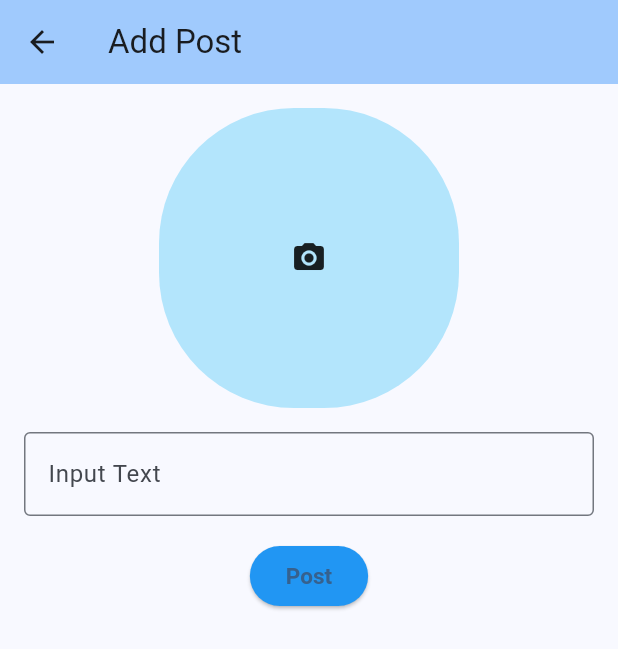
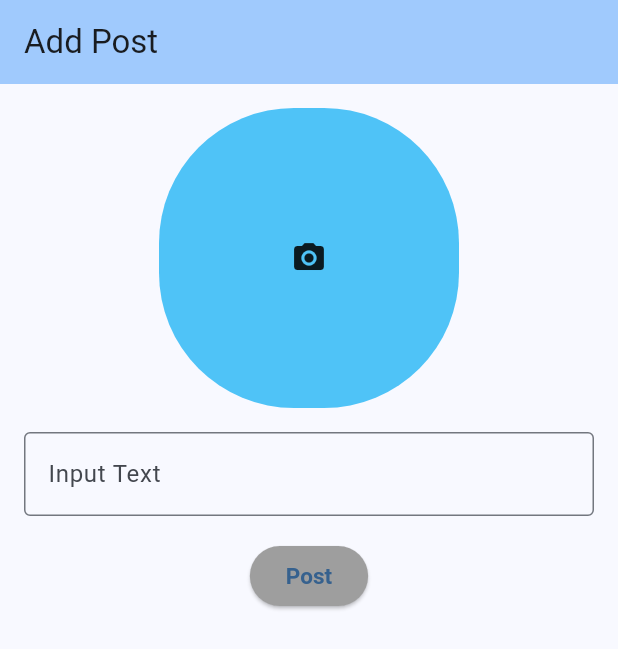
Before and after one commit to ChintyaLyra/fasum-1, a Flutter app: the screen it shows once a user with an empty profile is signed in, after a tap on the "add" icon, on a phone screen of 412 x 824 dp. Shown: the top 649 px of the screen. Run offline on Flutter 3.47's test engine with Material 3 defaults, Android fonts, the phone set to English and light mode, and no system bars; our stand-ins replace cloud_firestore, firebase_auth, firebase_core, firebase_database, firebase_storage, google_sign_in and 1 more; accounts and stored records are empty.

Commit message:
home screen

```diff
--- a/lib/screens/home_screen.dart
+++ b/lib/screens/home_screen.dart
@@ -1,10 +1,20 @@
+import 'package:cloud_firestore/cloud_firestore.dart';
+import 'package:fasum/screens/post_screen.dart';
 import 'package:flutter/material.dart';
 import 'package:firebase_auth/firebase_auth.dart';
 import 'package:fasum/screens/sign_in_screen.dart';
-import 'package:fasum/screens/post_screen.dart';
+import 'package:intl/intl.dart';
 
-class HomeScreen extends StatelessWidget {
+class HomeScreen extends StatefulWidget {
   const HomeScreen({super.key});
+
+  @override
+  State<HomeScreen> createState() => _HomeScreenState();
+}
+
+class _HomeScreenState extends State<HomeScreen> {
+  final FirebaseFirestore _firestore = FirebaseFirestore.instance;
+  final FirebaseAuth _auth = FirebaseAuth.instance;
 
   Future<void> signOut(BuildContext context) async {
     await FirebaseAuth.instance.signOut();
@@ -27,17 +37,60 @@ class HomeScreen extends StatelessWidget {
           ),
         ],
       ),
-      body: const Center(
-        child: Text('You have logged In'),
+      body: StreamBuilder<QuerySnapshot>(
+        stream: _firestore.collection('test').snapshots(),
+        builder: (context, snapshot) {
+          if (snapshot.hasError) {
+            return Text('Error: ${snapshot.error}');
+          }
+
+          switch (snapshot.connectionState) {
+            case ConnectionState.waiting:
+              return Text('Loading....');
+            default:
+              return ListView.builder(
+                itemCount: snapshot.data!.docs.length,
+                itemBuilder: (context, index) {
+                  DocumentSnapshot documentSnapshot =
+                  snapshot.data!.docs[index];
+                  return Card(
+                    child: ListTile(
+                      title: Text(
+                        'Deskripsi : ${documentSnapshot['deskripsi']}',
+                      ),
+                      leading: Container(
+                        width: 50,
+                        height: 50,
+                        child: Image.network(
+                          documentSnapshot['image_url'],
+                          fit: BoxFit.cover,
+                        ),
+                      ),
+                      subtitle: Column(
+                        crossAxisAlignment: CrossAxisAlignment.start,
+                        children: [
+                          Text(DateFormat.yMMMd().add_jm().format(
+                            documentSnapshot['timestamp'].toDate(),
+                          )),
+                          Text(
+                            'Posted by: ${_auth.currentUser?.email == documentSnapshot['user_email'] ? _auth.currentUser?.email ?? 'Unknown' : documentSnapshot['user_email']}',
+                            style: const TextStyle(fontSize: 18),
+                          ),
+                        ],
+                      ),
+                    ),
+                  );
+                },
+              );
+          }
+        },
       ),
-      floatingActionButton: FloatingActionButton(
-        onPressed: () => Navigator.push(
-          context,
-          MaterialPageRoute(builder: (context) => PostScreen()
-          ),
-        ),
-        tooltip: "Add Post",
-        child: Icon(Icons.add),
+      floatingActionButton: IconButton(
+        onPressed: () {
+          Navigator.of(context).pushReplacement(
+              MaterialPageRoute(builder: (context) => PostScreen()));
+        },
+        icon: const Icon(Icons.add),
       ),
     );
   }
--- a/lib/screens/post_screen.dart
+++ b/lib/screens/post_screen.dart
@@ -34,7 +34,7 @@ class _AddPostScreenState extends State<PostScreen> {
                 width: 200,
                 height: 200,
                 decoration: BoxDecoration(
-                    color: Colors.lightBlue[100],
+                    color: Colors.lightBlue[300],
                     borderRadius: BorderRadius.circular(90)),
                 child: _image != null
                     ? Image.file(File(_image!.path))
@@ -52,7 +52,7 @@ class _AddPostScreenState extends State<PostScreen> {
             SizedBox(height: 16),
             ElevatedButton(
               style: ElevatedButton.styleFrom(
-                  backgroundColor: Colors.blue,
+                  backgroundColor: Colors.grey,
                   textStyle: TextStyle(
                     fontSize: 15,
                     fontWeight: FontWeight.bold,
@@ -77,7 +77,7 @@ class _AddPostScreenState extends State<PostScreen> {
 
                   // Add Firebase Cloud Firestore functionality here
                   final CollectionReference posts =
-                  FirebaseFirestore.instance.collection('addpost');
+                  FirebaseFirestore.instance.collection('test');
                   await posts.add({
                     'text': _TextController.text,
                     'image_url': downloadUrl,
```
